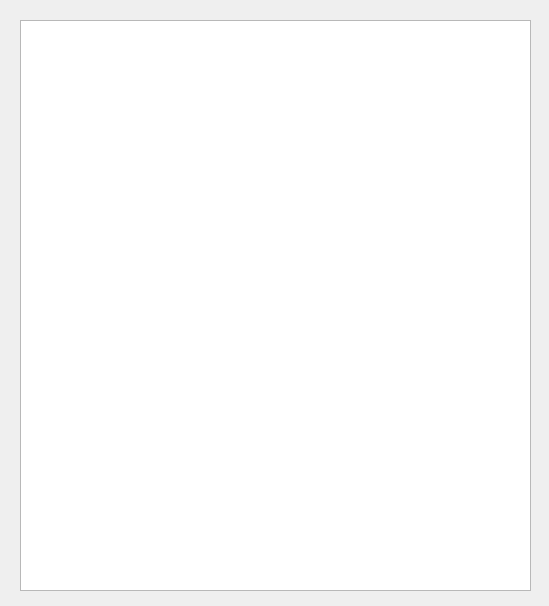
Above: uis/outputWindow.ui from zui0711/hwsystem before the change. Below: the same form after it.
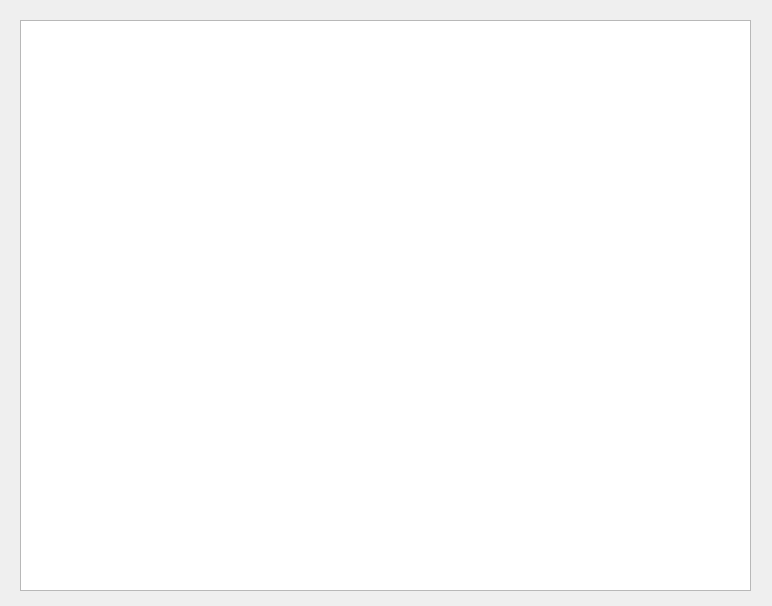
That is the form after the change.

What changed in the file:
```diff
--- a/uis/outputWindow.ui
+++ b/uis/outputWindow.ui
@@ -6,7 +6,7 @@
    <rect>
     <x>0</x>
     <y>0</y>
-    <width>549</width>
+    <width>772</width>
     <height>606</height>
    </rect>
   </property>
@@ -18,7 +18,7 @@
     <rect>
      <x>20</x>
      <y>20</y>
-     <width>511</width>
+     <width>731</width>
      <height>571</height>
     </rect>
    </property>
```
